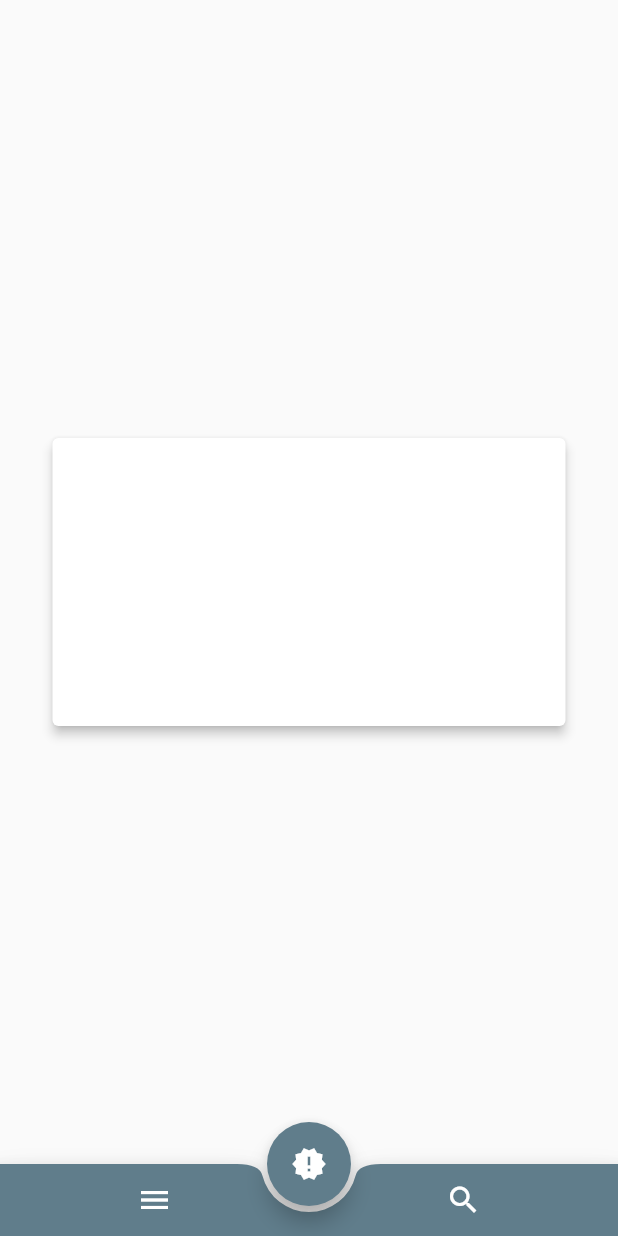
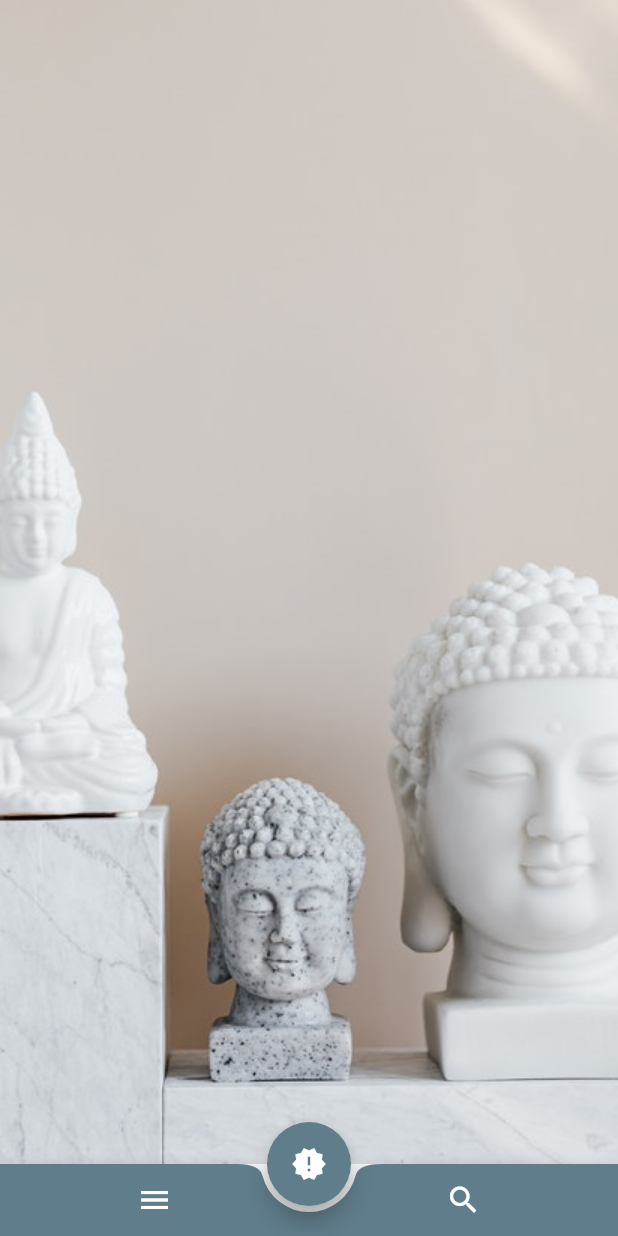
Before and after one commit to mvnworld/flutter_trials, a Flutter app: the screen it shows after launch, on a phone screen of 412 x 824 dp. Run offline on Flutter 3.47's test engine with Material 2 defaults, Android fonts, the phone set to English and light mode, and no system bars.

Commit message:
Added base parallax

```diff
--- /dev/null
+++ b/lib/homepage.dart
@@ -0,0 +1,44 @@
+import 'package:flutter/material.dart';
+import 'imgview.dart';
+
+class HomePage extends StatelessWidget {
+  @override
+  Widget build(BuildContext context) {
+    return Scaffold(
+      body: ImageView(),
+      bottomNavigationBar: buildBottomAppBar(),
+      floatingActionButtonLocation: FloatingActionButtonLocation.centerDocked,
+      floatingActionButton: FloatingActionButton(
+        onPressed: () {},
+        tooltip: 'Increment',
+        child: Icon(Icons.new_releases),
+        backgroundColor: Colors.blueGrey,
+      ),
+    );
+  }
+
+  BottomAppBar buildBottomAppBar() => BottomAppBar(
+        child: Row(
+          mainAxisSize: MainAxisSize.max,
+          mainAxisAlignment: MainAxisAlignment.spaceAround,
+          children: <Widget>[
+            IconButton(
+              icon: Icon(Icons.menu),
+              color: Colors.white,
+              onPressed: () {
+                // _myPage.jumpToPage(0);
+              },
+            ),
+            IconButton(
+              icon: Icon(Icons.search),
+              color: Colors.white,
+              onPressed: () {
+                // _myPage.jumpToPage(1);
+              },
+            ),
+          ],
+        ),
+        shape: CircularNotchedRectangle(),
+        color: Colors.blueGrey,
+      );
+}
--- /dev/null
+++ b/lib/imgview.dart
@@ -0,0 +1,56 @@
+import 'package:flutter/material.dart';
+
+class ImageView extends StatefulWidget {
+  @override
+  _ImageViewState createState() => _ImageViewState();
+}
+
+class _ImageViewState extends State<ImageView> {
+  PageController _pageController;
+  double pageOffset = 0;
+  @override
+  void initState() {
+    super.initState();
+    _pageController = PageController(initialPage: 0);
+    _pageController.addListener(() {
+      setState(() {
+        pageOffset = _pageController.page;
+      });
+    });
+  }
+
+  @override
+  void dispose() {
+    _pageController.dispose();
+    super.dispose();
+  }
+
+  @override
+  Widget build(BuildContext context) {
+    return SizedBox(
+      //height: MediaQuery.of(context).size.height * 0.55,
+      child: PageView(
+        controller: _pageController,
+        children: [
+          quoteCard(context, 'assets/3.jpg', pageOffset),
+          quoteCard(context, 'assets/4.jpg', pageOffset),
+          quoteCard(context, 'assets/5.jpg', pageOffset - 1),
+        ],
+      ),
+    );
+  }
+
+  Center quoteCard(BuildContext context, String assetName, double offset) {
+    return Center(
+      child: Container(
+        child: Image.asset(
+          assetName,
+          fit: BoxFit.none,
+          height: MediaQuery.of(context).size.height,
+          alignment: Alignment(-offset.abs(), 0),
+        ),
+        //color: Colors.blue,
+      ),
+    );
+  }
+}
--- a/lib/main.dart
+++ b/lib/main.dart
@@ -1,13 +1,9 @@
 import 'package:flutter/material.dart';
-import 'package:provider/provider.dart';
-import 'package:trials/counter.dart';
+// import 'package:provider/provider.dart';
+// import 'package:trials/counter.dart';
+import 'package:trials/homepage.dart';
 
-void main() => runApp(
-      MultiProvider(
-        providers: [ChangeNotifierProvider(create: (_) => Counter())],
-        child: MyApp(),
-      ),
-    );
+void main() => runApp(new MyApp());
 
 class MyApp extends StatelessWidget {
   @override
@@ -16,90 +12,6 @@ class MyApp extends StatelessWidget {
         theme: ThemeData(
           visualDensity: VisualDensity.adaptivePlatformDensity,
         ),
-        home: MyHomePage(title: 'Test Demo Home Page'),
+        home: HomePage(),
       );
 }
-
-class MyHomePage extends StatelessWidget {
-  MyHomePage({Key key, this.title}) : super(key: key);
-
-  final String title;
-  final PageController _myPage = PageController(initialPage: 0);
-
-  @override
-  Widget build(BuildContext context) => Scaffold(
-
-        body: buildPageView(context),
-        floatingActionButtonLocation: FloatingActionButtonLocation.centerDocked,
-        floatingActionButton: FloatingActionButton(
-          onPressed: () {
-            context.read<Counter>().incrementCounter();
-          },
-          tooltip: 'Increment',
-          child: Icon(Icons.new_releases),
-          backgroundColor: Colors.blueGrey,
-        ),
-        bottomNavigationBar: buildBottomAppBar(),
-      );
-
-  PageView buildPageView(BuildContext ctx) => PageView(
-        controller: _myPage,
-        children: [
-          Center(
-            child: Container(
-              child: quoteCont(ctx),
-            ),
-          ),
-          Center(
-            child: Container(
-              child: Text('AADISH'),
-            ),
-          ),
-        ],
-      );
-
-  Container quoteCont(BuildContext ctx) => Container(
-    height: 200,
-    width: 350,
-        child: Card(
-          child: Column(
-            mainAxisAlignment: MainAxisAlignment.center,
-            children: [
-              Text('${ctx.watch<Counter>().getQuote}',
-                  style: Theme.of(ctx).textTheme.headline2,
-                  ),
-            ],
-          ),
-          elevation: 3.0,
-        ),
-      );
-
-  // Container quoteCont(BuildContext ctx) => Container(
-  //     child: Text('${ctx.watch<Counter>().getQuote}',
-  //         style: Theme.of(ctx).textTheme.headline1));
-
-  BottomAppBar buildBottomAppBar() => BottomAppBar(
-        child: Row(
-          mainAxisSize: MainAxisSize.max,
-          mainAxisAlignment: MainAxisAlignment.spaceAround,
-          children: <Widget>[
-            IconButton(
-              icon: Icon(Icons.menu),
-              color: Colors.white,
-              onPressed: () {
-                _myPage.jumpToPage(0);
-              },
-            ),
-            IconButton(
-              icon: Icon(Icons.search),
-              color: Colors.white,
-              onPressed: () {
-                _myPage.jumpToPage(1);
-              },
-            ),
-          ],
-        ),
-        shape: CircularNotchedRectangle(),
-        color: Colors.blueGrey,
-      );
-}
--- a/pubspec.yaml
+++ b/pubspec.yaml
@@ -46,8 +46,10 @@ flutter:
   uses-material-design: true
 
   # To add assets to your application, add an assets section, like this:
-  # assets:
-  #   - images/a_dot_burr.jpeg
+  assets:
+     - assets/3.jpg
+     - assets/4.jpg
+     - assets/5.jpg
   #   - images/a_dot_ham.jpeg
 
   # An image asset can refer to one or more resolution-specific "variants", see
```
Also changed, not shown: lib/main_backup.dart (added, +105 -0 lines), assets/1.jpg (added), assets/2.jpg (added), assets/3.jpg (added), assets/4.jpg (added), assets/5.jpg (added).
